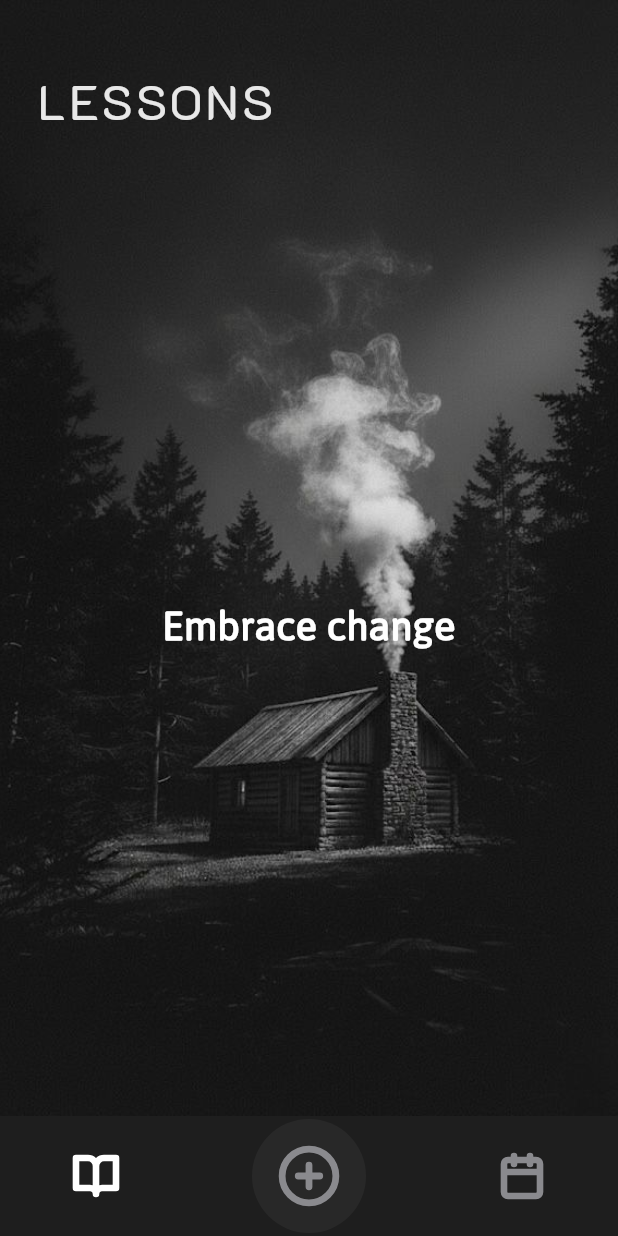
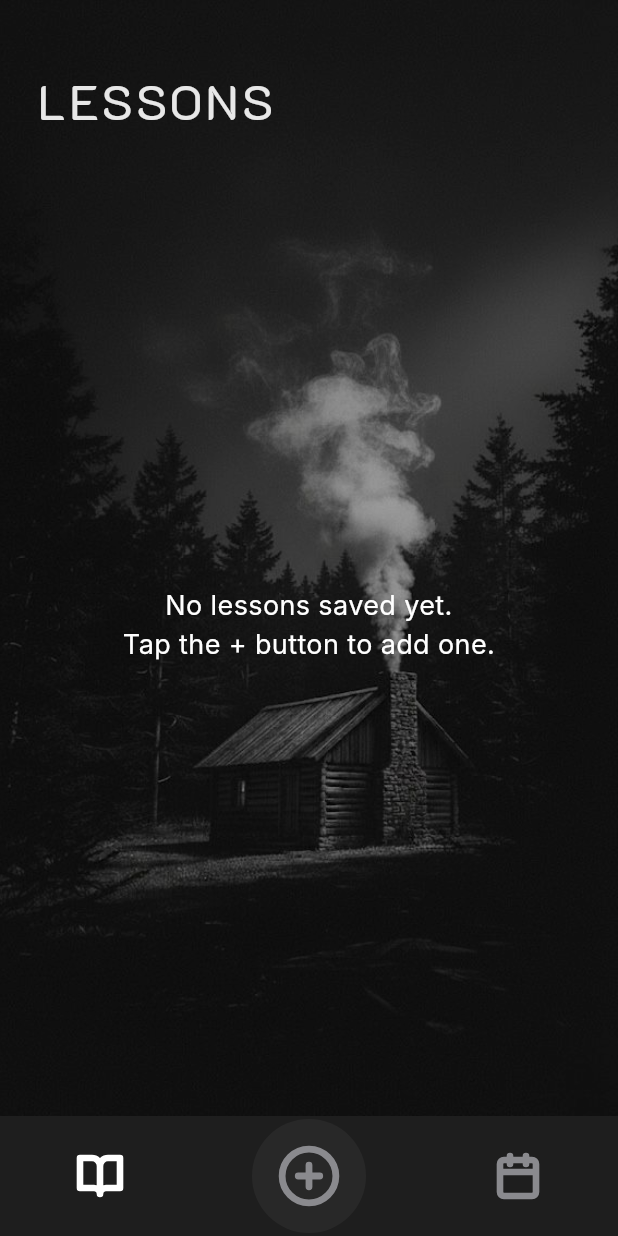
Before and after one commit to AQueMark/flutter_app_1, a Flutter app: the screen it shows after launch, on a phone screen of 412 x 824 dp. Run offline on Flutter 3.47's test engine with Material 3 defaults, Android fonts, the phone set to English and light mode, and no system bars; our stand-ins replace flutter_svg, sqflite, table_calendar; accounts and stored records are empty; Roboto replaces fonts that are missing (Inter).

Commit message:
fix: Resolve navigation bugs and complete abt 80% of offline MVP

```diff
--- a/lib/main.dart
+++ b/lib/main.dart
@@ -1,13 +1,16 @@
 import 'package:flutter/material.dart';
+import 'package:flutter/services.dart';
 import 'package:flutter_svg/flutter_svg.dart';
 import 'package:flutter_app_1/screens/reflect_screen.dart';
 import 'package:flutter_app_1/screens/calendar_screen.dart';
 import 'package:flutter_app_1/screens/lessons_screen.dart';
 
-// Assuming you will create this file for the Lessons screen
-// import 'package:flutter_app_1/screens/lessons_screen.dart';
-
-void main() {
+Future<void> main() async {
+  WidgetsFlutterBinding.ensureInitialized();
+  await SystemChrome.setPreferredOrientations([
+    DeviceOrientation.portraitUp,
+    DeviceOrientation.portraitDown,
+  ]);
   runApp(const MyApp());
 }
 
@@ -32,19 +35,52 @@ class MainScreen extends StatefulWidget {
   const MainScreen({super.key});
 
   @override
-  State<MainScreen> createState() => _MainScreenState();
+  State<MainScreen> createState() => MainScreenState();
 }
 
-class _MainScreenState extends State<MainScreen> {
+class MainScreenState extends State<MainScreen> {
   int _selectedIndex = 0;
+  DateTime? _dateForReflectScreen;
 
-  final List<Widget> _screenWidgets = [
-    const LessonsScreen(),
-    const ReflectScreen(),
-    const CalendarScreen(),
-  ];
+  final GlobalKey<LessonsScreenState> _lessonsScreenKey = GlobalKey<LessonsScreenState>();
+  final GlobalKey<CalendarScreenState> _calendarScreenKey = GlobalKey<CalendarScreenState>();
+
+  // This is the new function that ReflectScreen will call after saving
+  void navigateToLessonsAndRefresh() {
+    setState(() {
+      _selectedIndex = 0; // Switch to the Lessons tab
+    });
+    _lessonsScreenKey.currentState?.refreshLessons();
+    _calendarScreenKey.currentState?.refreshCalendar();
+  }
+
+  // This is the new function that ReflectScreen will call after deleting
+  void navigateToCalendarAndRefresh() {
+    setState(() {
+      _selectedIndex = 2; // Switch to the Calendar tab
+    });
+    _lessonsScreenKey.currentState?.refreshLessons();
+    _calendarScreenKey.currentState?.refreshCalendar();
+  }
+
+  // This function is for the Calendar screen to open the Reflect screen
+  void navigateToReflectWithDate(DateTime date) {
+    setState(() {
+      _dateForReflectScreen = date;
+      _selectedIndex = 1;
+    });
+  }
 
   void _onItemTapped(int index) {
+    // When leaving the Reflect screen, refresh the others
+    if (_selectedIndex == 1 && index != 1) {
+       _lessonsScreenKey.currentState?.refreshLessons();
+       _calendarScreenKey.currentState?.refreshCalendar();
+    }
+    // When tapping the '+' tab, clear any date from the calendar
+    if (index == 1) {
+      _dateForReflectScreen = null;
+    }
     setState(() {
       _selectedIndex = index;
     });
@@ -52,8 +88,15 @@ class _MainScreenState extends State<MainScreen> {
 
   @override
   Widget build(BuildContext context) {
+    // We rebuild the screen list here to pass the correct date
+    final List<Widget> screenWidgets = [
+      LessonsScreen(key: _lessonsScreenKey),
+      ReflectScreen(date: _dateForReflectScreen),
+      CalendarScreen(key: _calendarScreenKey),
+    ];
+
     return Scaffold(
-      body: _screenWidgets[_selectedIndex],
+      body: screenWidgets[_selectedIndex],
       bottomNavigationBar: BottomAppBar(
         color: const Color(0xFF1E1E1E).withOpacity(0.98),
         height: 80,
@@ -70,10 +113,7 @@ class _MainScreenState extends State<MainScreen> {
                 height: 32,
               ),
             ),
-            IconButton(
-              onPressed: null,
-              icon: const SizedBox(width: 60),
-            ),
+            const SizedBox(width: 60),
             IconButton(
               onPressed: () => _onItemTapped(2),
               icon: SvgPicture.asset(
@@ -88,79 +128,21 @@ class _MainScreenState extends State<MainScreen> {
       floatingActionButtonLocation: FloatingActionButtonLocation.centerDocked,
       floatingActionButton: Transform.translate(
         offset: const Offset(0, 40),
-        // We now use our new custom widget here
-        child: CustomCentralButton(
+        child: GestureDetector(
           onTap: () => _onItemTapped(1),
-          isSelected: _selectedIndex == 1,
-        ),
-      ),
-    );
-  }
-}
-
-// -----------------------------------------------------------------
-// NEW CUSTOM BUTTON WIDGET
-// This widget handles its own press and release animations.
-// -----------------------------------------------------------------
-class CustomCentralButton extends StatefulWidget {
-  final VoidCallback onTap;
-  final bool isSelected;
-
-  const CustomCentralButton({
-    super.key,
-    required this.onTap,
-    required this.isSelected,
-  });
-
-  @override
-  State<CustomCentralButton> createState() => _CustomCentralButtonState();
-}
-
-class _CustomCentralButtonState extends State<CustomCentralButton> {
-  bool _isPressed = false;
-
-  @override
-  Widget build(BuildContext context) {
-    return GestureDetector(
-      onTapDown: (_) {
-        setState(() {
-          _isPressed = true;
-        });
-      },
-      onTapUp: (_) {
-        setState(() {
-          _isPressed = false;
-        });
-        widget.onTap();
-      },
-      onTapCancel: () {
-        setState(() {
-          _isPressed = false;
-        });
-      },
-      child: AnimatedScale(
-        scale: _isPressed ? 0.9 : 1.0, // Shrinks when pressed
-        duration: const Duration(milliseconds: 150),
           child: Container(
             width: 76,
             height: 76,
-          decoration: BoxDecoration(
-            color: const Color(0xFF282828),
+            decoration: const BoxDecoration(
+              color: Color(0xFF282828),
               shape: BoxShape.circle,
-            boxShadow: [
-              if (_isPressed) // Adds a subtle glow when pressed
-                BoxShadow(
-                  color: Colors.black.withOpacity(0.5),
-                  blurRadius: 10,
-                  spreadRadius: 2,
-                )
-            ],
             ),
             child: Center(
               child: SvgPicture.asset(
-              widget.isSelected ? 'assets/icons/add_icon_white.svg' : 'assets/icons/add_icon_grey.svg',
+                _selectedIndex == 1 ? 'assets/icons/add_icon_white.svg' : 'assets/icons/add_icon_grey.svg',
                 width: 43,
                 height: 43,
+              ),
             ),
           ),
         ),
--- a/lib/screens/lessons_screen.dart
+++ b/lib/screens/lessons_screen.dart
@@ -1,23 +1,35 @@
 import 'package:flutter/material.dart';
+import 'package:flutter_app_1/utils/database_helper.dart';
 
 class LessonsScreen extends StatefulWidget {
   const LessonsScreen({super.key});
 
   @override
-  State<LessonsScreen> createState() => _LessonsScreenState();
+  LessonsScreenState createState() => LessonsScreenState();
 }
 
-class _LessonsScreenState extends State<LessonsScreen> {
-  // This is our list of mock (fake) data for the lessons.
-  final List<String> lessons = [
-    'Embrace change',
-    'Trust your intuition',
-    'Failure is a teacher',
-  ];
+class LessonsScreenState extends State<LessonsScreen> {
+  late Future<List<Lesson>> _lessonsFuture;
+
+  @override
+  void initState() {
+    super.initState();
+    _lessonsFuture = _fetchLessons();
+  }
+
+  Future<List<Lesson>> _fetchLessons() {
+    // We get the lessons and reverse them so the newest appears first
+    return DatabaseHelper.instance.getAllLessons().then((lessons) => lessons.reversed.toList());
+  }
+
+  void refreshLessons() {
+    setState(() {
+      _lessonsFuture = _fetchLessons();
+    });
+  }
 
   @override
   Widget build(BuildContext context) {
-    // We use a Stack to layer the UI on top of the background image.
     return Stack(
       children: [
         // 1. The Background Image
@@ -29,13 +41,15 @@ class _LessonsScreenState extends State<LessonsScreen> {
             ),
           ),
         ),
-
+        // This adds a dark overlay to ensure text is always readable
+        Container(
+           color: Colors.black.withOpacity(0.3),
+        ),
         // 2. The UI Content (on top of the image)
         SafeArea(
           child: Column(
             crossAxisAlignment: CrossAxisAlignment.start,
             children: [
-              // This is the header with the title
               const Padding(
                 padding: EdgeInsets.symmetric(horizontal: 24.0),
                 child: Column(
@@ -55,27 +69,49 @@ class _LessonsScreenState extends State<LessonsScreen> {
                   ],
                 ),
               ),
-
-              // This is the main scrolling area for the lessons
               Expanded(
-                child: PageView.builder(
-                  // This tells the PageView how many items (lessons) we have.
+                child: FutureBuilder<List<Lesson>>(
+                  future: _lessonsFuture,
+                  builder: (context, snapshot) {
+                    if (snapshot.connectionState == ConnectionState.waiting) {
+                      return const Center(child: CircularProgressIndicator());
+                    } else if (snapshot.hasData && snapshot.data!.isNotEmpty) {
+                      final lessons = snapshot.data!;
+                      // This is the full-screen, vertically scrolling feed
+                      return PageView.builder(
                         scrollDirection: Axis.vertical,
                         itemCount: lessons.length,
-                  // This builder is called for each lesson to create its page.
                         itemBuilder: (context, index) {
                           return Center(
+                            child: Padding(
+                              padding: const EdgeInsets.symmetric(horizontal: 24.0),
                               child: Text(
-                        lessons[index], // Display the lesson text
+                                lessons[index].lesson,
                                 textAlign: TextAlign.center,
                                 style: const TextStyle(
                                   color: Colors.white,
-                          fontSize: 30, // You can adjust this size
+                                  fontSize: 36,
                                   fontFamily: 'Jaldi',
                                   fontWeight: FontWeight.w600,
+                                  shadows: [
+                                    Shadow(blurRadius: 10.0, color: Colors.black),
+                                  ]
+                                ),
                               ),
                             ),
                           );
+                        },
+                      );
+                    } else {
+                      // Show this if there are no lessons yet
+                      return const Center(
+                        child: Text(
+                          'No lessons saved yet.\nTap the + button to add one.',
+                          textAlign: TextAlign.center,
+                          style: TextStyle(color: Colors.white, fontSize: 18),
+                        ),
+                      );
+                    }
                   },
                 ),
               ),
--- /dev/null
+++ b/lib/utils/database_helper.dart
@@ -0,0 +1,118 @@
+import 'dart:io';
+import 'package:path_provider/path_provider.dart';
+import 'package:sqflite/sqflite.dart';
+import 'package:path/path.dart';
+import 'package:intl/intl.dart'; // Import for date formatting
+
+class Lesson {
+  // We no longer need a separate 'id' because the date is our unique identifier
+  final String incident;
+  final String lesson;
+  final DateTime date;
+
+  Lesson({
+    required this.incident,
+    required this.lesson,
+    required this.date,
+  });
+
+  // This function converts our Lesson object into a Map for saving
+  Map<String, dynamic> toMap() {
+    return {
+      // We format the date as 'YYYY-MM-DD' to make it a unique key for each day
+      'date': DateFormat('yyyy-MM-dd').format(date),
+      'incident': incident,
+      'lesson': lesson,
+    };
+  }
+}
+
+class DatabaseHelper {
+  DatabaseHelper._privateConstructor();
+  static final DatabaseHelper instance = DatabaseHelper._privateConstructor();
+  static Database? _database;
+
+  Future<Database> get database async {
+    if (_database != null) return _database!;
+    _database = await _initDatabase();
+    return _database!;
+  }
+
+  _initDatabase() async {
+    Directory documentsDirectory = await getApplicationDocumentsDirectory();
+    String path = join(documentsDirectory.path, 'lessons.db');
+    return await openDatabase(path, version: 1, onCreate: _onCreate);
+  }
+  // Function to get all lessons for a specific day
+  Future<List<Lesson>> getLessonsForDay(DateTime date) async {
+    Database db = await instance.database;
+    final String formattedDate = DateFormat('yyyy-MM-dd').format(date);
+    final List<Map<String, dynamic>> maps = await db.query(
+      'lessons',
+      where: 'date = ?',
+      whereArgs: [formattedDate],
+    );
+
+    return List.generate(maps.length, (i) {
+      return Lesson(
+        incident: maps[i]['incident'],
+        lesson: maps[i]['lesson'],
+        date: DateTime.parse(maps[i]['date']),
+      );
+    });
+  }
+
+  // This is called when the database is first created
+  Future _onCreate(Database db, int version) async {
+    await db.execute('''
+      CREATE TABLE lessons (
+        date TEXT PRIMARY KEY, -- The date is now the unique Primary Key
+        incident TEXT NOT NULL,
+        lesson TEXT NOT NULL
+      )
+      ''');
+  }
+
+  // --- CRUD Operations ---
+
+  // This function now UPDATES an existing entry or INSERTS a new one
+  Future<int> upsert(Lesson lesson) async {
+    Database db = await instance.database;
+    return await db.insert(
+      'lessons',
+      lesson.toMap(),
+      // This is the key change: if a lesson for that date already exists,
+      // it will be replaced with the new one.
+      conflictAlgorithm: ConflictAlgorithm.replace,
+    );
+  }
+  // --- CRUD Operations ---
+
+  // ... (your existing upsert and getAllLessons functions)
+
+  // This function deletes a lesson from the database based on its date
+  Future<int> delete(DateTime date) async {
+    Database db = await instance.database;
+    final String formattedDate = DateFormat('yyyy-MM-dd').format(date);
+    return await db.delete(
+      'lessons',
+      where: 'date = ?',
+      whereArgs: [formattedDate],
+    );
+  }
+
+  // Function to get all lessons from the database
+  Future<List<Lesson>> getAllLessons() async {
+    Database db = await instance.database;
+    // Order by date descending to show the newest lessons first
+    final List<Map<String, dynamic>> maps = await db.query('lessons', orderBy: 'date DESC');
+
+    return List.generate(maps.length, (i) {
+      return Lesson(
+        incident: maps[i]['incident'],
+        lesson: maps[i]['lesson'],
+        date: DateTime.parse(maps[i]['date']),
+      );
+    });
+  }
+}
--- a/pubspec.yaml
+++ b/pubspec.yaml
@@ -38,6 +38,8 @@ dependencies:
   flutter_svg: ^2.2.1
   intl: 0.18.1
   table_calendar: 3.0.9
+  sqflite: ^2.4.2
+  path_provider: ^2.1.5
 
 dev_dependencies:
   flutter_test:
```
Also changed, not shown: lib/screens/calendar_screen.dart (+75 -45 lines), lib/screens/reflect_screen.dart (+115 -33 lines), flutter_01.png (added), pubspec.lock, 1 other file. Lines whose indentation alone changed are shown as unchanged.
